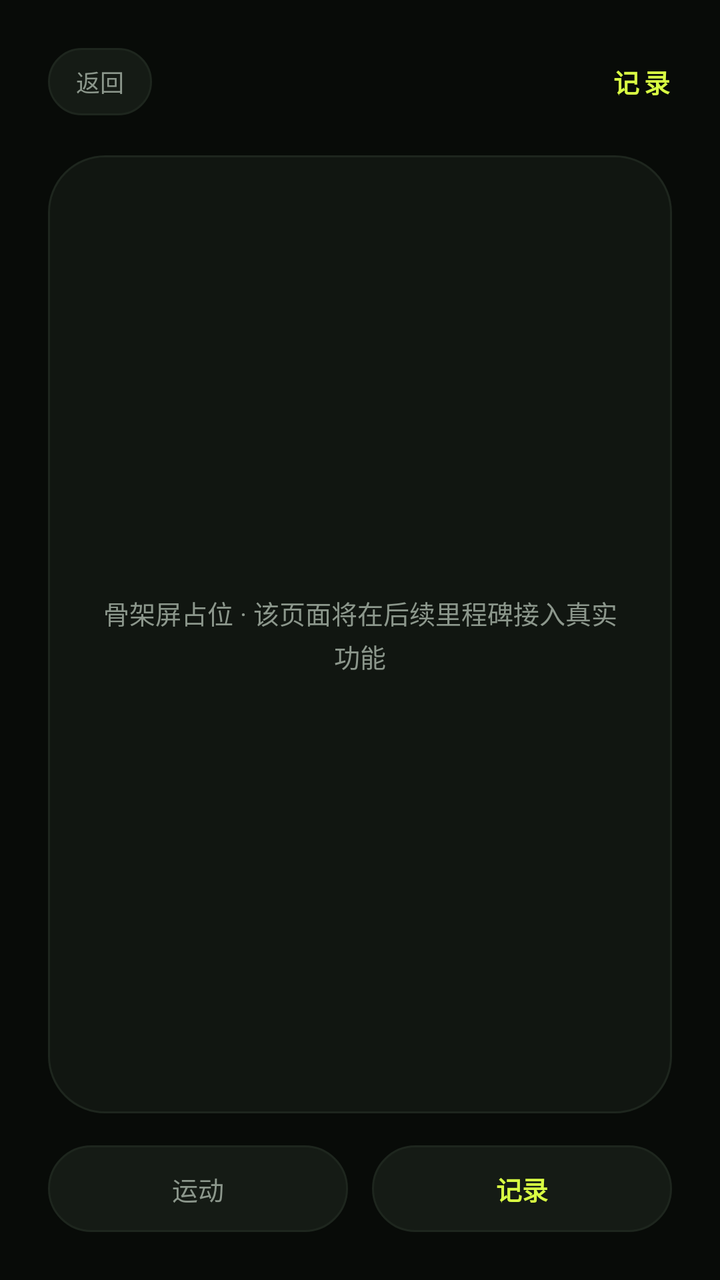
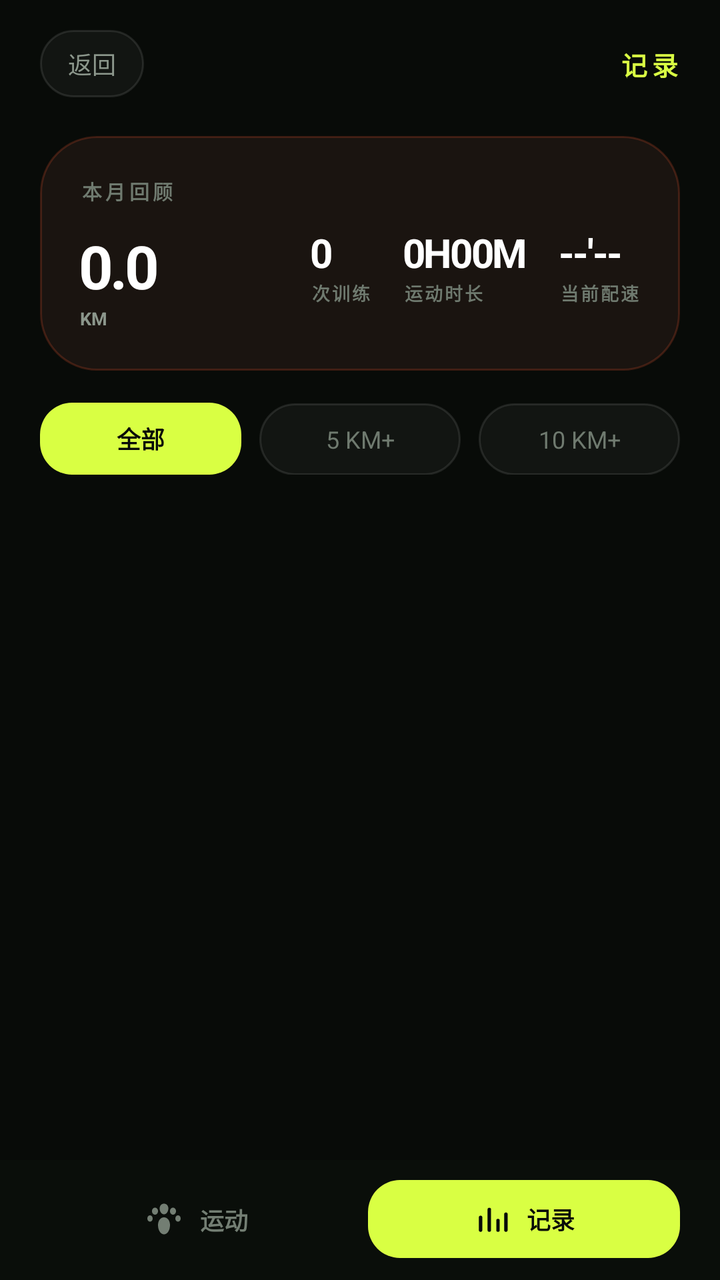

Two renders of the same Android screen: before a commit and after it. Below are the layout's source before the change and the commit's diff.
<!-- AndroidManifest.xml: application theme Theme.RunClub -->
<!-- res/layout/activity_records.xml -->
<?xml version="1.0" encoding="utf-8"?>
<LinearLayout xmlns:android="http://schemas.android.com/apk/res/android"
    android:layout_width="match_parent"
    android:layout_height="match_parent"
    android:background="@color/bg_base"
    android:fitsSystemWindows="true"
    android:orientation="vertical">

    <LinearLayout
        android:layout_width="match_parent"
        android:layout_height="match_parent"
        android:orientation="vertical"
        android:padding="@dimen/page_padding">

    
    <LinearLayout
        android:layout_width="match_parent"
        android:layout_height="wrap_content"
        android:gravity="center_vertical"
        android:orientation="horizontal">

        <TextView
            android:id="@+id/btnBackRecords"
            android:layout_width="wrap_content"
            android:layout_height="wrap_content"
            android:background="@drawable/bg_pill_dark"
            android:clickable="true"
            android:focusable="true"
            android:paddingStart="14dp"
            android:paddingTop="8dp"
            android:paddingEnd="14dp"
            android:paddingBottom="8dp"
            android:text="@string/back"
            android:textColor="@color/text_muted"
            android:textSize="12sp" />

        <TextView
            style="@style/Text.Brand"
            android:layout_width="0dp"
            android:layout_height="wrap_content"
            android:layout_marginStart="12dp"
            android:layout_weight="1"
            android:gravity="end"
            android:text="@string/records_title" />
    </LinearLayout>

    <LinearLayout
        style="@style/Widget.RunClub.Card"
        android:layout_width="match_parent"
        android:layout_height="0dp"
        android:layout_marginTop="20dp"
        android:layout_weight="1"
        android:gravity="center"
        android:orientation="vertical">

        <TextView
            style="@style/Text.Body"
            android:layout_width="match_parent"
            android:layout_height="wrap_content"
            android:gravity="center"
            android:text="@string/m1_placeholder" />
    </LinearLayout>

    
    <LinearLayout
        android:layout_width="match_parent"
        android:layout_height="wrap_content"
        android:layout_marginTop="16dp"
        android:orientation="horizontal">

        <TextView
            android:id="@+id/tabSport"
            android:layout_width="0dp"
            android:layout_height="wrap_content"
            android:layout_marginEnd="6dp"
            android:layout_weight="1"
            android:background="@drawable/bg_pill_dark"
            android:gravity="center"
            android:paddingTop="12dp"
            android:paddingBottom="12dp"
            android:text="@string/tab_sport"
            android:textColor="@color/text_muted"
            android:textSize="13sp" />

        <TextView
            android:id="@+id/tabRecords"
            android:layout_width="0dp"
            android:layout_height="wrap_content"
            android:layout_marginStart="6dp"
            android:layout_weight="1"
            android:background="@drawable/bg_pill_dark"
            android:gravity="center"
            android:paddingTop="12dp"
            android:paddingBottom="12dp"
            android:text="@string/tab_records"
            android:textColor="@color/accent_lime"
            android:textSize="13sp"
            android:textStyle="bold" />
    </LinearLayout>

    </LinearLayout>

</LinearLayout>
<!-- resources referenced by this layout -->
<resources>
  <dimen name="page_padding">24dp</dimen>
  <!-- drawable bg_pill_dark (drawable) -->
  <?xml version="1.0" encoding="utf-8"?>
  <shape xmlns:android="http://schemas.android.com/apk/res/android"
      android:shape="rectangle">
      <solid android:color="@color/bg_chip" />
      <corners android:radius="999dp" />
      <stroke
          android:width="1dp"
          android:color="@color/stroke_subtle" />
  </shape>
  <string name="m1_placeholder">骨架屏占位 · 该页面将在后续里程碑接入真实功能</string>
  <style name="Text.Body">
          <item name="android:textColor">@color/text_muted</item>
          <item name="android:textSize">13sp</item>
          <item name="android:lineSpacingExtra">3dp</item>
      </style>
  <style name="Widget.RunClub.Card">
          <item name="android:background">@drawable/bg_card</item>
          <item name="android:padding">22dp</item>
      </style>
  <color name="bg_chip">#151B15</color>
  <color name="stroke_subtle">#1E261E</color>
  <!-- drawable bg_card (drawable) -->
  <?xml version="1.0" encoding="utf-8"?>
  <shape xmlns:android="http://schemas.android.com/apk/res/android"
      android:shape="rectangle">
      <solid android:color="@color/bg_card" />
      <corners android:radius="@dimen/radius_card" />
      <stroke
          android:width="1dp"
          android:color="@color/stroke_subtle" />
  </shape>
  <color name="bg_card">#111611</color>
  <dimen name="radius_card">28dp</dimen>
  <!-- unchanged entries left out for length: 11 -->
</resources>

<!-- the commit's change to res/layout/activity_records.xml (unified diff, before → after) -->
@@ -1,103 +1,339 @@
 <?xml version="1.0" encoding="utf-8"?>
-<LinearLayout xmlns:android="http://schemas.android.com/apk/res/android"
+<FrameLayout xmlns:android="http://schemas.android.com/apk/res/android"
     android:layout_width="match_parent"
     android:layout_height="match_parent"
     android:background="@color/bg_base"
-    android:fitsSystemWindows="true"
-    android:orientation="vertical">
+    android:fitsSystemWindows="true">
 
     <LinearLayout
         android:layout_width="match_parent"
         android:layout_height="match_parent"
-        android:orientation="vertical"
-        android:padding="@dimen/page_padding">
-
-    
-    <LinearLayout
-        android:layout_width="match_parent"
-        android:layout_height="wrap_content"
-        android:gravity="center_vertical"
-        android:orientation="horizontal">
-
-        <TextView
-            android:id="@+id/btnBackRecords"
-            android:layout_width="wrap_content"
-            android:layout_height="wrap_content"
-            android:background="@drawable/bg_pill_dark"
-            android:clickable="true"
-            android:focusable="true"
-            android:paddingStart="14dp"
-            android:paddingTop="8dp"
-            android:paddingEnd="14dp"
-            android:paddingBottom="8dp"
-            android:text="@string/back"
-            android:textColor="@color/text_muted"
-            android:textSize="12sp" />
-
-        <TextView
-            style="@style/Text.Brand"
-            android:layout_width="0dp"
-            android:layout_height="wrap_content"
-            android:layout_marginStart="12dp"
+        android:orientation="vertical">
+
+        
+        <LinearLayout
+            android:layout_width="match_parent"
+            android:layout_height="64dp"
+            android:gravity="center_vertical"
+            android:orientation="horizontal"
+            android:paddingStart="20dp"
+            android:paddingEnd="20dp">
+
+            <TextView
+                android:id="@+id/btnBackRecords"
+                android:layout_width="wrap_content"
+                android:layout_height="wrap_content"
+                android:background="@drawable/bg_chip_glass"
+                android:clickable="true"
+                android:focusable="true"
+                android:paddingStart="14dp"
+                android:paddingTop="8dp"
+                android:paddingEnd="14dp"
+                android:paddingBottom="8dp"
+                android:text="@string/back"
+                android:textColor="@color/text_muted"
+                android:textSize="12sp" />
+
+            <TextView
+                style="@style/Text.Brand"
+                android:layout_width="0dp"
+                android:layout_height="wrap_content"
+                android:layout_weight="1"
+                android:gravity="end"
+                android:text="@string/records_title" />
+        </LinearLayout>
+
+        <ScrollView
+            android:layout_width="match_parent"
+            android:layout_height="0dp"
             android:layout_weight="1"
-            android:gravity="end"
-            android:text="@string/records_title" />
-    </LinearLayout>
-
-    <LinearLayout
-        style="@style/Widget.RunClub.Card"
-        android:layout_width="match_parent"
-        android:layout_height="0dp"
-        android:layout_marginTop="20dp"
-        android:layout_weight="1"
-        android:gravity="center"
-        android:orientation="vertical">
-
-        <TextView
-            style="@style/Text.Body"
+            android:scrollbars="none">
+
+            <LinearLayout
+                android:layout_width="match_parent"
+                android:layout_height="wrap_content"
+                android:orientation="vertical"
+                android:paddingBottom="20dp">
+
+                
+                <LinearLayout
+                    android:layout_width="match_parent"
+                    android:layout_height="wrap_content"
+                    android:layout_marginStart="20dp"
+                    android:layout_marginTop="4dp"
+                    android:layout_marginEnd="20dp"
+                    android:background="@drawable/bg_card_month"
+                    android:orientation="vertical"
+                    android:padding="20dp">
+
+                    <TextView
+                        android:layout_width="wrap_content"
+                        android:layout_height="wrap_content"
+                        style="@style/Text.Eyebrow"
+                        android:text="@string/records_month_title" />
+
+                    <LinearLayout
+                        android:layout_width="match_parent"
+                        android:layout_height="wrap_content"
+                        android:layout_marginTop="10dp"
+                        android:baselineAligned="false"
+                        android:orientation="horizontal">
+
+                        <LinearLayout
+                            android:layout_width="0dp"
+                            android:layout_height="wrap_content"
+                            android:layout_weight="1"
+                            android:orientation="vertical">
+
+                            <TextView
+                                android:id="@+id/tvMonthDistance"
+                                android:layout_width="wrap_content"
+                                android:layout_height="wrap_content"
+                                android:letterSpacing="-0.05"
+                                android:text="0.0"
+                                android:textColor="@color/text_primary"
+                                android:textSize="30sp"
+                                android:textStyle="bold" />
+
+                            <TextView
+                                android:layout_width="wrap_content"
+                                android:layout_height="wrap_content"
+                                style="@style/Text.WeeklyUnit"
+                                android:text="@string/home_unit_km" />
+                        </LinearLayout>
+
+                        <LinearLayout
+                            android:layout_width="wrap_content"
+                            android:layout_height="wrap_content"
+                            android:orientation="vertical"
+                            android:paddingStart="16dp">
+
+                            <TextView
+                                android:layout_width="wrap_content"
+                                android:layout_height="wrap_content"
+                                android:id="@+id/tvMonthRuns"
+                                style="@style/Text.WeeklyValue"
+                                android:text="0" />
+
+                            <TextView
+                                android:layout_width="wrap_content"
+                                android:layout_height="wrap_content"
+                                style="@style/Text.WeeklyLabel"
+                                android:text="@string/records_month_runs" />
+                        </LinearLayout>
+
+                        <LinearLayout
+                            android:layout_width="wrap_content"
+                            android:layout_height="wrap_content"
+                            android:orientation="vertical"
+                            android:paddingStart="16dp">
+
+                            <TextView
+                                android:layout_width="wrap_content"
+                                android:layout_height="wrap_content"
+                                android:id="@+id/tvMonthDuration"
+                                style="@style/Text.WeeklyValue"
+                                android:text="0H00M" />
+
+                            <TextView
+                                android:layout_width="wrap_content"
+                                android:layout_height="wrap_content"
+                                style="@style/Text.WeeklyLabel"
+                                android:text="@string/home_week_duration" />
+                        </LinearLayout>
+
+                        <LinearLayout
+                            android:layout_width="wrap_content"
+                            android:layout_height="wrap_content"
+                            android:orientation="vertical"
+                            android:paddingStart="16dp">
+
+                            <TextView
+                                android:layout_width="wrap_content"
+                                android:layout_height="wrap_content"
+                                android:id="@+id/tvMonthPace"
+                                style="@style/Text.WeeklyValue"
+                                android:text="@string/placeholder_pace" />
+
+                            <TextView
+                                android:layout_width="wrap_content"
+                                android:layout_height="wrap_content"
+                                style="@style/Text.WeeklyLabel"
+                                android:text="@string/live_pace_label" />
+                        </LinearLayout>
+                    </LinearLayout>
+                </LinearLayout>
+
+                
+                <LinearLayout
+                    android:layout_width="match_parent"
+                    android:layout_height="wrap_content"
+                    android:layout_marginStart="20dp"
+                    android:layout_marginTop="16dp"
+                    android:layout_marginEnd="20dp"
+                    android:orientation="horizontal">
+
+                    <TextView
+                        android:id="@+id/filterAll"
+                        android:layout_width="0dp"
+                        android:layout_height="36dp"
+                        android:layout_marginEnd="6dp"
+                        android:layout_weight="1"
+                        android:background="@drawable/bg_nav_active"
+                        android:clickable="true"
+                        android:focusable="true"
+                        android:gravity="center"
+                        android:text="@string/records_filter_all"
+                        android:textColor="@color/bg_base"
+                        android:textSize="12sp"
+                        android:textStyle="bold" />
+
+                    <TextView
+                        android:id="@+id/filter5"
+                        android:layout_width="0dp"
+                        android:layout_height="36dp"
+                        android:layout_marginStart="3dp"
+                        android:layout_marginEnd="3dp"
+                        android:layout_weight="1"
+                        android:background="@drawable/bg_chip_glass"
+                        android:clickable="true"
+                        android:focusable="true"
+                        android:gravity="center"
+                        android:text="@string/records_filter_5"
+                        android:textColor="@color/text_dim"
+                        android:textSize="12sp" />
+
+                    <TextView
+                        android:id="@+id/filter10"
+                        android:layout_width="0dp"
+                        android:layout_height="36dp"
+                        android:layout_marginStart="6dp"
+                        android:layout_weight="1"
+                        android:background="@drawable/bg_chip_glass"
+                        android:clickable="true"
+                        android:focusable="true"
+                        android:gravity="center"
+                        android:text="@string/records_filter_10"
+                        android:textColor="@color/text_dim"
+                        android:textSize="12sp" />
+                </LinearLayout>
+
+                
+                <FrameLayout
+                    android:layout_width="match_parent"
+                    android:layout_height="wrap_content"
+                    android:layout_marginTop="16dp">
+
+                    <androidx.recyclerview.widget.RecyclerView
+                        android:id="@+id/recycler"
+                        android:layout_width="match_parent"
+                        android:layout_height="wrap_content"
+                        android:clipToPadding="false"
+                        android:nestedScrollingEnabled="false"
+                        android:paddingStart="20dp"
+                        android:paddingEnd="20dp" />
+
+                    <LinearLayout
+                        android:id="@+id/emptyView"
+                        android:layout_width="match_parent"
+                        android:layout_height="wrap_content"
+                        android:gravity="center"
+                        android:orientation="vertical"
+                        android:paddingTop="48dp"
+                        android:paddingBottom="48dp"
+                        android:visibility="gone">
+
+                        <TextView
+                            android:layout_width="wrap_content"
+                            android:layout_height="wrap_content"
+                            android:text="@string/records_empty"
+                            android:textColor="@color/text_muted"
+                            android:textSize="14sp"
+                            android:textStyle="bold" />
+
+                        <TextView
+                            android:layout_width="wrap_content"
+                            android:layout_height="wrap_content"
+                            android:layout_marginTop="8dp"
+                            android:text="@string/records_empty_hint"
+                            android:textColor="@color/text_dim"
+                            android:textSize="11sp" />
+                    </LinearLayout>
+                </FrameLayout>
+            </LinearLayout>
+        </ScrollView>
+
+        
+        <LinearLayout
             android:layout_width="match_parent"
             android:layout_height="wrap_content"
-            android:gravity="center"
-            android:text="@string/m1_placeholder" />
+            android:background="@color/footer_bg"
+            android:orientation="horizontal"
+            android:paddingStart="20dp"
+            android:paddingTop="10dp"
+            android:paddingEnd="20dp"
+            android:paddingBottom="10dp">
+
+            <LinearLayout
+                android:id="@+id/tabSport"
+                android:layout_width="0dp"
+                android:layout_height="wrap_content"
+                android:layout_marginEnd="4dp"
+                android:layout_weight="1"
+                android:clickable="true"
+                android:focusable="true"
+                android:gravity="center"
+                android:orientation="horizontal"
+                android:paddingTop="10dp"
+                android:paddingBottom="10dp">
+
+                <ImageView
+                    android:layout_width="20dp"
+                    android:layout_height="20dp"
+                    android:contentDescription="@string/tab_sport"
+                    android:src="@drawable/ic_footprints"
+                    android:tint="@color/text_dim2" />
+
+                <TextView
+                    android:layout_width="wrap_content"
+                    android:layout_height="wrap_content"
+                    android:layout_marginStart="8dp"
+                    android:text="@string/tab_sport"
+                    android:textColor="@color/text_dim2"
+                    android:textSize="12sp"
+                    android:textStyle="bold" />
+            </LinearLayout>
+
+            <LinearLayout
+                android:id="@+id/tabRecords"
+                android:layout_width="0dp"
+                android:layout_height="wrap_content"
+                android:layout_marginStart="4dp"
+                android:layout_weight="1"
+                android:background="@drawable/bg_nav_active"
+                android:clickable="true"
+                android:focusable="true"
+                android:gravity="center"
+                android:orientation="horizontal"
+                android:paddingTop="10dp"
+                android:paddingBottom="10dp">
+
+                <ImageView
+                    android:layout_width="19dp"
+                    android:layout_height="19dp"
+                    android:contentDescription="@string/tab_records"
+                    android:src="@drawable/ic_chart"
+                    android:tint="@color/bg_base" />
+
+                <TextView
+                    android:layout_width="wrap_content"
+                    android:layout_height="wrap_content"
+                    android:layout_marginStart="8dp"
+                    android:text="@string/tab_records"
+                    android:textColor="@color/bg_base"
+                    android:textSize="12sp"
+                    android:textStyle="bold" />
+            </LinearLayout>
+        </LinearLayout>
     </LinearLayout>
-
-    
-    <LinearLayout
-        android:layout_width="match_parent"
-        android:layout_height="wrap_content"
-        android:layout_marginTop="16dp"
-        android:orientation="horizontal">
-
-        <TextView
-            android:id="@+id/tabSport"
-            android:layout_width="0dp"
-            android:layout_height="wrap_content"
-            android:layout_marginEnd="6dp"
-            android:layout_weight="1"
-            android:background="@drawable/bg_pill_dark"
-            android:gravity="center"
-            android:paddingTop="12dp"
-            android:paddingBottom="12dp"
-            android:text="@string/tab_sport"
-            android:textColor="@color/text_muted"
-            android:textSize="13sp" />
-
-        <TextView
-            android:id="@+id/tabRecords"
-            android:layout_width="0dp"
-            android:layout_height="wrap_content"
-            android:layout_marginStart="6dp"
-            android:layout_weight="1"
-            android:background="@drawable/bg_pill_dark"
-            android:gravity="center"
-            android:paddingTop="12dp"
-            android:paddingBottom="12dp"
-            android:text="@string/tab_records"
-            android:textColor="@color/accent_lime"
-            android:textSize="13sp"
-            android:textStyle="bold" />
-    </LinearLayout>
-
-    </LinearLayout>
-
-</LinearLayout>
+</FrameLayout>
<!-- resource entries referenced after the edit -->
@@ -1,40 +1,135 @@
 <!-- resources referenced by this layout -->
 <resources>
-  <dimen name="page_padding">24dp</dimen>
-  <!-- drawable bg_pill_dark (drawable) -->
+  <color name="footer_bg">#0A0E0A</color>
+  <color name="text_dim">#6F7A6F</color>
+  <color name="text_dim2">#737E73</color>
+  <color name="text_primary">#FFFFFF</color>
+  <!-- drawable bg_card_month (drawable) -->
   <?xml version="1.0" encoding="utf-8"?>
   <shape xmlns:android="http://schemas.android.com/apk/res/android"
       android:shape="rectangle">
-      <solid android:color="@color/bg_chip" />
-      <corners android:radius="999dp" />
+      <solid android:color="@color/bg_card_month" />
+      <corners android:radius="28dp" />
       <stroke
           android:width="1dp"
-          android:color="@color/stroke_subtle" />
+          android:color="@color/orange_20" />
   </shape>
-  <string name="m1_placeholder">骨架屏占位 · 该页面将在后续里程碑接入真实功能</string>
-  <style name="Text.Body">
-          <item name="android:textColor">@color/text_muted</item>
-          <item name="android:textSize">13sp</item>
-          <item name="android:lineSpacingExtra">3dp</item>
-      </style>
-  <style name="Widget.RunClub.Card">
-          <item name="android:background">@drawable/bg_card</item>
-          <item name="android:padding">22dp</item>
-      </style>
-  <color name="bg_chip">#151B15</color>
-  <color name="stroke_subtle">#1E261E</color>
-  <!-- drawable bg_card (drawable) -->
+  <!-- drawable bg_chip_glass (drawable) -->
   <?xml version="1.0" encoding="utf-8"?>
   <shape xmlns:android="http://schemas.android.com/apk/res/android"
       android:shape="rectangle">
-      <solid android:color="@color/bg_card" />
-      <corners android:radius="@dimen/radius_card" />
+      <solid android:color="@color/white_04" />
       <stroke
           android:width="1dp"
-          android:color="@color/stroke_subtle" />
+          android:color="@color/white_10" />
+      <corners android:radius="999dp" />
   </shape>
-  <color name="bg_card">#111611</color>
-  <dimen name="radius_card">28dp</dimen>
+  <!-- drawable bg_nav_active (drawable) -->
+  <?xml version="1.0" encoding="utf-8"?>
+  <shape xmlns:android="http://schemas.android.com/apk/res/android"
+      android:shape="rectangle">
+      <solid android:color="@color/accent_lime" />
+      <corners android:radius="16dp" />
+  </shape>
+  <!-- drawable ic_chart (drawable) -->
+  <?xml version="1.0" encoding="utf-8"?>
+  <vector xmlns:android="http://schemas.android.com/apk/res/android"
+      android:width="24dp"
+      android:height="24dp"
+      android:viewportWidth="24"
+      android:viewportHeight="24">
+      <path
+          android:fillColor="#00000000"
+          android:pathData="M5,19 L5,11"
+          android:strokeColor="#FFFFFF"
+          android:strokeLineCap="round"
+          android:strokeWidth="2.2" />
+      <path
+          android:fillColor="#00000000"
+          android:pathData="M10.5,19 L10.5,6"
+          android:strokeColor="#FFFFFF"
+          android:strokeLineCap="round"
+          android:strokeWidth="2.2" />
+      <path
+          android:fillColor="#00000000"
+          android:pathData="M16,19 L16,13"
+          android:strokeColor="#FFFFFF"
+          android:strokeLineCap="round"
+          android:strokeWidth="2.2" />
+      <path
+          android:fillColor="#00000000"
+          android:pathData="M21,19 L21,9"
+          android:strokeColor="#FFFFFF"
+          android:strokeLineCap="round"
+          android:strokeWidth="2.2" />
+  </vector>
+  <!-- drawable ic_footprints (drawable) -->
+  <?xml version="1.0" encoding="utf-8"?>
+  <vector xmlns:android="http://schemas.android.com/apk/res/android"
+      android:width="24dp"
+      android:height="24dp"
+      android:viewportWidth="24"
+      android:viewportHeight="24">
+  
+      
+      <path
+          android:fillColor="#FFFFFF"
+          android:pathData="M12,2.2 c1.5,0 2.6,1.2 2.6,2.8 c0,1.9 -1.1,3.6 -2.6,3.6 c-1.5,0 -2.6,-1.7 -2.6,-3.6 C9.4,3.4 10.5,2.2 12,2.2 Z" />
+      <path
+          android:fillColor="#FFFFFF"
+          android:pathData="M12,10.4 c2.1,0 3.6,2 3.6,4.6 c0,3.2 -1.6,5.6 -3.6,5.6 c-2,0 -3.6,-2.4 -3.6,-5.6 C8.4,12.4 9.9,10.4 12,10.4 Z" />
+      
+      <path
+          android:fillColor="#FFFFFF"
+          android:pathData="M6.6,4.6 c1,0 1.8,0.9 1.8,2.1 c0,1.2 -0.8,2.1 -1.8,2.1 c-1,0 -1.8,-0.9 -1.8,-2.1 C4.8,5.5 5.6,4.6 6.6,4.6 Z" />
+      <path
+          android:fillColor="#FFFFFF"
+          android:pathData="M17.4,4.6 c1,0 1.8,0.9 1.8,2.1 c0,1.2 -0.8,2.1 -1.8,2.1 c-1,0 -1.8,-0.9 -1.8,-2.1 C15.6,5.5 16.4,4.6 17.4,4.6 Z" />
+      <path
+          android:fillColor="#FFFFFF"
+          android:pathData="M3.6,9.2 c0.9,0 1.6,0.8 1.6,1.9 c0,1.1 -0.7,1.9 -1.6,1.9 c-0.9,0 -1.6,-0.8 -1.6,-1.9 C2,10 2.7,9.2 3.6,9.2 Z" />
+      <path
+          android:fillColor="#FFFFFF"
+          android:pathData="M20.4,9.2 c0.9,0 1.6,0.8 1.6,1.9 c0,1.1 -0.7,1.9 -1.6,1.9 c-0.9,0 -1.6,-0.8 -1.6,-1.9 C18.8,10 19.5,9.2 20.4,9.2 Z" />
+  </vector>
+  <string name="home_unit_km">KM</string>
+  <string name="home_week_duration">运动时长</string>
+  <string name="live_pace_label">当前配速</string>
+  <string name="placeholder_pace">--\'--"</string>
+  <string name="records_empty">还没有跑步记录</string>
+  <string name="records_empty_hint">完成一次跑步后，记录会出现在这里</string>
+  <string name="records_filter_10">10 KM+</string>
+  <string name="records_filter_5">5 KM+</string>
+  <string name="records_filter_all">全部</string>
+  <string name="records_month_runs">次训练</string>
+  <string name="records_month_title">本月回顾</string>
+  <style name="Text.Eyebrow">
+          <item name="android:textColor">@color/text_dim</item>
+          <item name="android:textSize">10sp</item>
+          <item name="android:letterSpacing">0.18</item>
+          <item name="android:textStyle">bold</item>
+      </style>
+  <style name="Text.WeeklyLabel">
+          <item name="android:textColor">@color/text_dim</item>
+          <item name="android:textSize">9sp</item>
+          <item name="android:letterSpacing">0.12</item>
+          <item name="android:textStyle">bold</item>
+      </style>
+  <style name="Text.WeeklyUnit">
+          <item name="android:textColor">@color/text_muted</item>
+          <item name="android:textSize">9sp</item>
+          <item name="android:textStyle">bold</item>
+      </style>
+  <style name="Text.WeeklyValue">
+          <item name="android:textColor">@color/text_primary</item>
+          <item name="android:textSize">20sp</item>
+          <item name="android:letterSpacing">-0.04</item>
+          <item name="android:textStyle">bold</item>
+      </style>
+  <color name="bg_card_month">#1A1410</color>
+  <color name="orange_20">#33FF5C35</color>
+  <color name="white_04">#0AFFFFFF</color>
+  <color name="white_10">#1AFFFFFF</color>
   <!-- unchanged entries left out for length: 11 -->
 </resources>
 
